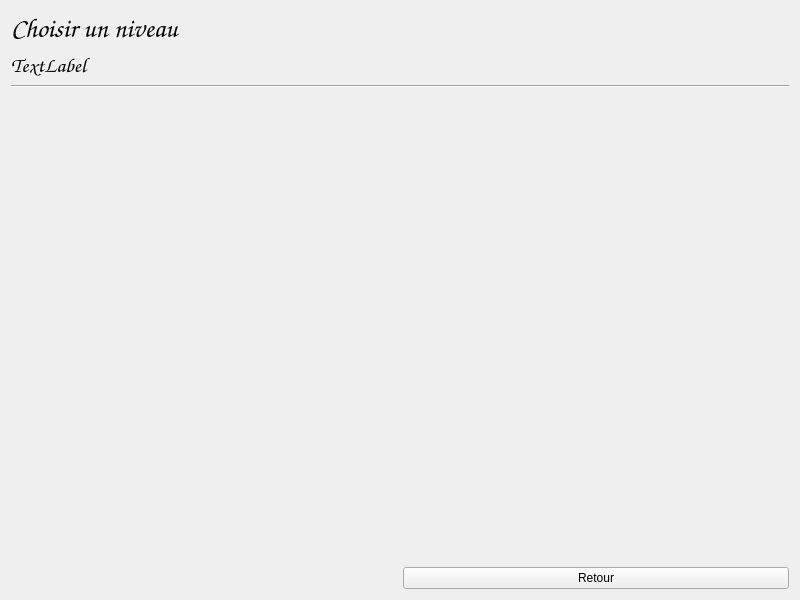
Qt form Jeu/ui/vue_chargement_jeu.ui (gregaou/QWhereIsTheKeys) before a commit.
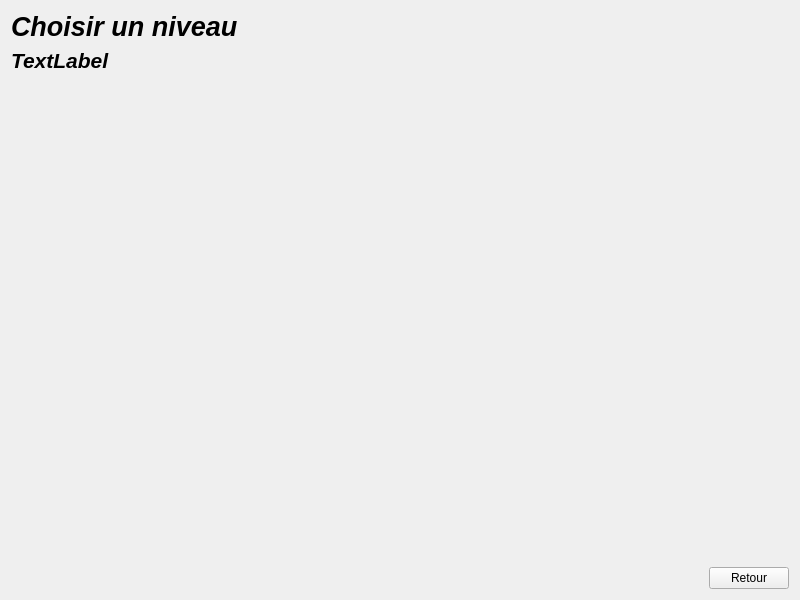
The same form after that commit.

Commit message: Mise a jour du chargement des niveaux dispo et de la vueChargementJeu

Diff of the .ui file:
```diff
--- a/Jeu/ui/vue_chargement_jeu.ui
+++ b/Jeu/ui/vue_chargement_jeu.ui
@@ -20,27 +20,28 @@
    <string>Form</string>
   </property>
   <layout class="QGridLayout" name="gridLayout">
-   <item row="0" column="0" colspan="2">
-    <widget class="QLabel" name="labelChoixNiveau">
-     <property name="font">
-      <font>
-       <family>URW Chancery L</family>
-       <pointsize>20</pointsize>
-       <italic>true</italic>
-      </font>
+   <item row="6" column="1">
+    <spacer name="verticalSpacer">
+     <property name="orientation">
+      <enum>Qt::Vertical</enum>
      </property>
-     <property name="text">
-      <string>Choisir un niveau</string>
+     <property name="sizeHint" stdset="0">
+      <size>
+       <width>20</width>
+       <height>40</height>
+      </size>
      </property>
-    </widget>
+    </spacer>
    </item>
-   <item row="1" column="0" colspan="2">
+   <item row="1" column="0">
     <widget class="QLabel" name="labelChoixNiveau2">
      <property name="font">
       <font>
-       <family>URW Chancery L</family>
+       <family>Ubuntu</family>
        <pointsize>16</pointsize>
+       <weight>75</weight>
        <italic>true</italic>
+       <bold>true</bold>
       </font>
      </property>
      <property name="text">
@@ -48,32 +49,44 @@
      </property>
     </widget>
    </item>
-   <item row="2" column="0" colspan="2">
-    <widget class="Line" name="separateur5">
+   <item row="5" column="0" colspan="2">
+    <layout class="QGridLayout" name="gridLayoutChargerJeu"/>
+   </item>
+   <item row="10" column="0">
+    <spacer name="horizontalSpacer">
      <property name="orientation">
       <enum>Qt::Horizontal</enum>
      </property>
-    </widget>
+     <property name="sizeHint" stdset="0">
+      <size>
+       <width>40</width>
+       <height>20</height>
+      </size>
+     </property>
+    </spacer>
    </item>
-   <item row="4" column="1">
+   <item row="10" column="1">
     <widget class="QPushButton" name="boutonRetour">
      <property name="text">
       <string>Retour</string>
      </property>
     </widget>
    </item>
-   <item row="3" column="0">
-    <spacer name="verticalSpacer">
-     <property name="orientation">
-      <enum>Qt::Vertical</enum>
+   <item row="0" column="0" colspan="2">
+    <widget class="QLabel" name="labelChoixNiveau">
+     <property name="font">
+      <font>
+       <family>Ubuntu</family>
+       <pointsize>20</pointsize>
+       <weight>75</weight>
+       <italic>true</italic>
+       <bold>true</bold>
+      </font>
      </property>
-     <property name="sizeHint" stdset="0">
-      <size>
-       <width>20</width>
-       <height>40</height>
-      </size>
+     <property name="text">
+      <string>Choisir un niveau</string>
      </property>
-    </spacer>
+    </widget>
    </item>
   </layout>
  </widget>
```
The commit also changes 3 other files.
